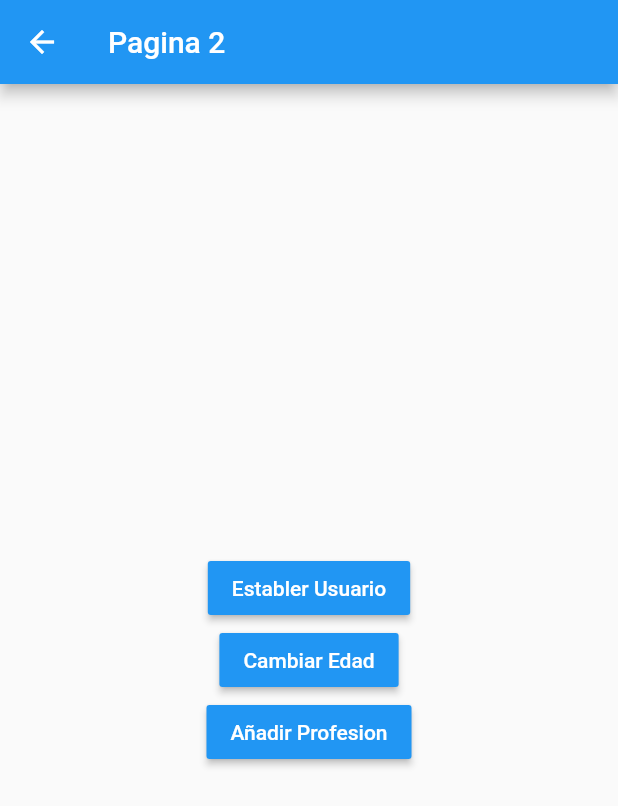
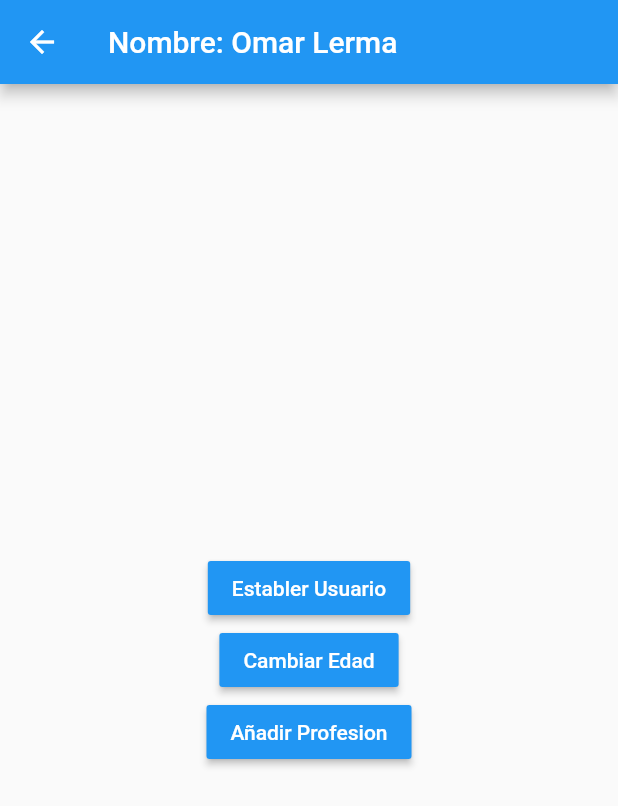
Before and after one commit to leooma24/estados, a Flutter app: the Pagina2Page screen opened by its route, after a tap on "Establer Usuario", on a phone screen of 412 x 824 dp. Shown: the top 806 px of the screen. Run offline on Flutter 3.47's test engine with Material 2 defaults, Android fonts, the phone set to English and light mode, and no system bars.

Commit message:
Fin Singleton

```diff
--- a/lib/models/Usuario.dart
+++ b/lib/models/Usuario.dart
@@ -8,7 +8,7 @@ class Usuario {
     this.nombre,
     this.edad,
     this.profesiones,
-  });
+  }):assert( nombre != null);
 
 
 
--- a/lib/pages/pagina1_page.dart
+++ b/lib/pages/pagina1_page.dart
@@ -1,4 +1,7 @@
 import 'package:flutter/material.dart';
+
+import 'package:estados/models/Usuario.dart';
+import 'package:estados/services/usuario_service.dart';
 
 class Pagina1Page extends StatelessWidget {
 
@@ -8,7 +11,14 @@ class Pagina1Page extends StatelessWidget {
       appBar: AppBar(
         title: Text('Pagina 1'),
       ),
-      body: InformacionUsuario(),
+      body: StreamBuilder(
+        stream: usuarioService.usuarioStream ,
+        builder: (BuildContext context, AsyncSnapshot snapshot){
+          return snapshot.hasData
+          ? InformacionUsuario( snapshot.data )
+          : Center(child: Text('No hay información del usuario') );
+        },
+      ),
       floatingActionButton: FloatingActionButton(
         child: Icon( Icons.accessibility_new ) ,
         onPressed: () => Navigator.pushNamed(context, 'pagina2'),
@@ -18,9 +28,8 @@ class Pagina1Page extends StatelessWidget {
 }
 
 class InformacionUsuario extends StatelessWidget {
-  const InformacionUsuario({
-    Key key,
-  }) : super(key: key);
+  final Usuario usuario;
+  InformacionUsuario( this.usuario );
 
   @override
   Widget build(BuildContext context) {
@@ -34,8 +43,8 @@ class InformacionUsuario extends StatelessWidget {
           Text('General', style: TextStyle(fontSize: 18, fontWeight: FontWeight.bold) ),
           Divider(),
 
-          ListTile( title: Text('Nombre: ') ),
-          ListTile( title: Text('Edad: ') ),
+          ListTile( title: Text('Nombre: ${usuario.nombre}') ),
+          ListTile( title: Text('Edad: ${usuario.edad}') ),
 
           Text('Profesiones', style: TextStyle(fontSize: 18, fontWeight: FontWeight.bold) ),
           Divider(),
--- a/lib/pages/pagina2_page.dart
+++ b/lib/pages/pagina2_page.dart
@@ -1,3 +1,5 @@
+import 'package:estados/models/Usuario.dart';
+import 'package:estados/services/usuario_service.dart';
 import 'package:flutter/material.dart';
 
 class Pagina2Page extends StatelessWidget {
@@ -6,7 +8,14 @@ class Pagina2Page extends StatelessWidget {
   Widget build(BuildContext context) {
     return Scaffold(
       appBar: AppBar(
-        title: Text('Pagina 2'),
+        title: StreamBuilder(
+          stream: usuarioService.usuarioStream,
+          builder: (BuildContext context, AsyncSnapshot<Usuario> snapshot){
+            return snapshot.hasData
+            ? Text('Nombre: ${ snapshot.data.nombre}')
+            : Text('Pagina 2');
+          },
+        ),
       ),
       body: Center(
         child: Column(
@@ -16,7 +25,12 @@ class Pagina2Page extends StatelessWidget {
               color: Colors.blue,
               child: Text('Establer Usuario', style: TextStyle( color: Colors.white ) ),
               onPressed: () {
-
+                final user = Usuario(
+                  nombre: 'Omar Lerma',
+                  edad: 38,
+                  profesiones: ['Doctor', 'Sistemas Computaciones', 'Electrico']
+                );
+                usuarioService.cargarUsuario(user);
               }
             ),
 
@@ -24,7 +38,7 @@ class Pagina2Page extends StatelessWidget {
               color: Colors.blue,
               child: Text('Cambiar Edad', style: TextStyle( color: Colors.white ) ),
               onPressed: () {
-
+                usuarioService.cambiarEdad( 30 );
               }
             ),
 
--- /dev/null
+++ b/lib/services/usuario_service.dart
@@ -0,0 +1,31 @@
+import 'dart:async';
+
+import 'package:estados/models/Usuario.dart';
+
+class _UsuarioService {
+  Usuario _usuario;
+
+  StreamController<Usuario> _usuarioStreamController = new StreamController<Usuario>.broadcast();
+
+
+  Usuario get usuario => this._usuario;
+  bool get existeUsuario => ( this._usuario != null ) ? true : false;
+
+  Stream<Usuario> get usuarioStream => _usuarioStreamController.stream;
+
+  void cargarUsuario( Usuario user ) {
+    this._usuario = user;
+    _usuarioStreamController.add( this._usuario );
+  }
+
+  void cambiarEdad( int edad ) {
+    this._usuario.edad = edad;
+    _usuarioStreamController.add( this._usuario );
+  }
+
+  dispose() {
+    _usuarioStreamController?.close();
+  }
+}
+
+final usuarioService = new _UsuarioService();
```
